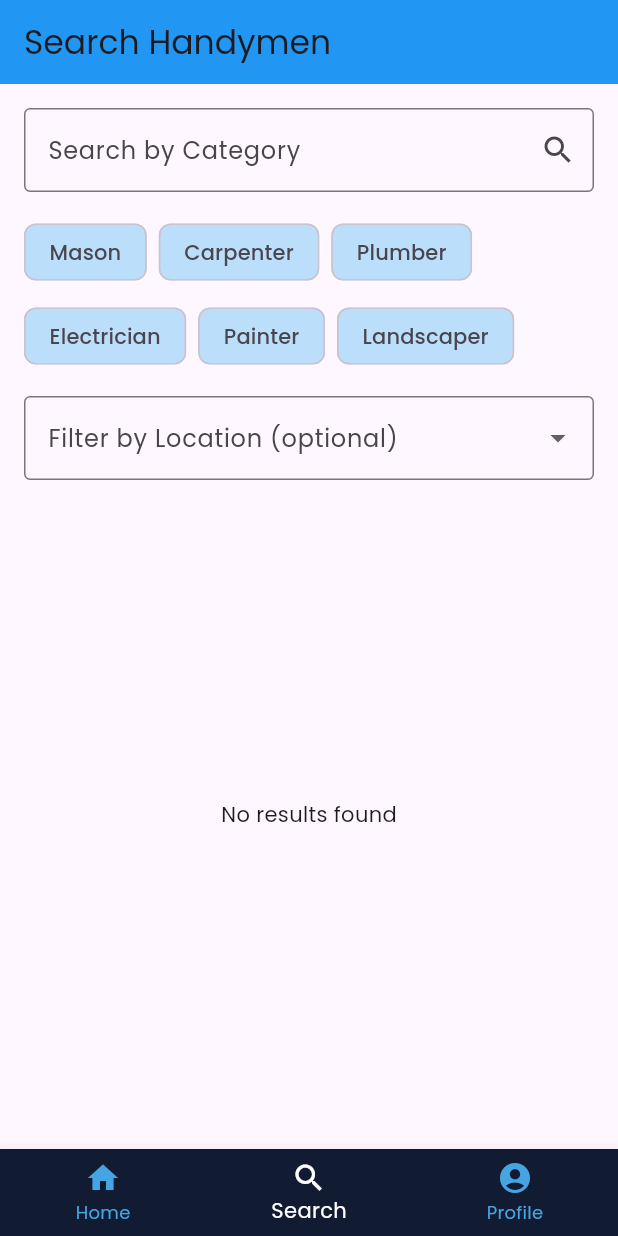
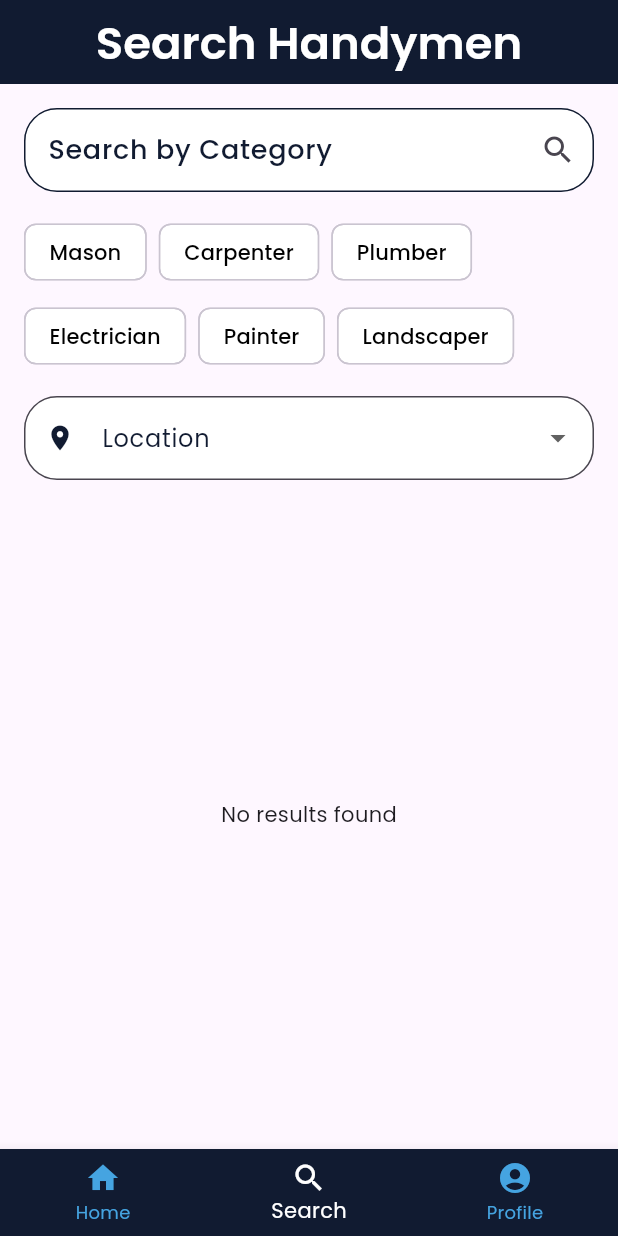
Before and after one commit to nostoc/local-service-provider-app, a Flutter app: the screen it shows once a user with an empty profile is signed in, item 2 of the bottom bar chosen, on a phone screen of 412 x 824 dp. Run offline on Flutter 3.47's test engine with Material 3 defaults, Android fonts, the phone set to English and light mode, and no system bars; our stand-ins replace cloud_firestore, firebase_auth, firebase_core, firebase_storage, go_router, image_picker and 1 more; accounts and stored records are empty; network calls fail.

Commit message:
style search page

```diff
--- a/lib/views/main_views/profile_screen.dart
+++ b/lib/views/main_views/profile_screen.dart
@@ -147,7 +147,7 @@ class _HandymanProfileScreenState extends State<HandymanProfileScreen> {
       appBar: AppBar(
           backgroundColor: mainTextColor,
           title: const Center(
-            child:  Text(
+            child: Text(
               "Your Profile",
               style: TextStyle(
                 color: whiteColor,
@@ -235,13 +235,21 @@ class _HandymanProfileScreenState extends State<HandymanProfileScreen> {
                               });
                             },
                             decoration: InputDecoration(
-                              focusedBorder: const OutlineInputBorder(
-                                  borderSide: BorderSide(color: mainTextColor)),
+                              focusedBorder:  OutlineInputBorder(
+                                borderSide: const BorderSide(color: mainTextColor),
+                                borderRadius: BorderRadius.circular(22),
+                              ),
+                              labelStyle: const TextStyle(
+
+                                color: mainTextColor,
+
+                              ),
                               fillColor: whiteColor,
                               filled: true,
                               labelText: "Job Title",
                               border: OutlineInputBorder(
-                                  borderRadius: BorderRadius.circular(22)),
+                                borderRadius: BorderRadius.circular(22),
+                              ),
                               prefixIcon: const Icon(
                                 Icons.work,
                                 color: mainTextColor,
--- a/lib/views/main_views/search_screen.dart
+++ b/lib/views/main_views/search_screen.dart
@@ -1,5 +1,6 @@
 import 'package:flutter/material.dart';
 import 'package:cloud_firestore/cloud_firestore.dart';
+import 'package:local_service_provider_app/utils/colors.dart';
 import 'package:local_service_provider_app/utils/functions.dart';
 
 class SearchPage extends StatefulWidget {
@@ -55,7 +56,6 @@ class _SearchPageState extends State<SearchPage> {
     } catch (e) {
       if (mounted) {
         UtilFuctions().showSnackBar(context, "Error searching Handy Man ");
-
       }
     } finally {
       setState(() => isLoading = false);
@@ -66,8 +66,17 @@ class _SearchPageState extends State<SearchPage> {
   Widget build(BuildContext context) {
     return Scaffold(
       appBar: AppBar(
-        title: const Text("Search Handymen"),
-        backgroundColor: Colors.blue,
+        title: const Center(
+          child: Text(
+            "Search Handymen",
+            style: TextStyle(
+              color: whiteColor,
+              fontSize: 30,
+              fontWeight: FontWeight.w600,
+            ),
+          ),
+        ),
+        backgroundColor: mainTextColor,
       ),
       body: Padding(
         padding: const EdgeInsets.all(16.0),
@@ -78,7 +87,22 @@ class _SearchPageState extends State<SearchPage> {
             TextField(
               controller: _searchController,
               decoration: InputDecoration(
+                fillColor: whiteColor,
+                filled: true,
                 labelText: 'Search by Category',
+                focusedBorder: OutlineInputBorder(
+                  borderSide: const BorderSide(color: mainTextColor),
+                  borderRadius: BorderRadius.circular(22),
+                ),
+                enabledBorder: OutlineInputBorder(
+                  borderSide: const BorderSide(color: mainTextColor),
+                  borderRadius: BorderRadius.circular(22),
+                ),
+                labelStyle: const TextStyle(
+                  fontSize: 18,
+                  color: mainTextColor,
+                  fontWeight: FontWeight.w500,
+                ),
                 hintText: 'Enter job category (e.g., Plumber)',
                 border: const OutlineInputBorder(),
                 suffixIcon: IconButton(
@@ -105,8 +129,11 @@ class _SearchPageState extends State<SearchPage> {
                         setState(() => _searchController.text = category);
                       },
                       child: Chip(
-                        label: Text(category),
-                        backgroundColor: Colors.blue.shade100,
+                        label: Text(
+                          category,
+                          style: const TextStyle(color: Colors.black),
+                        ),
+                        backgroundColor: whiteColor,
                       ),
                     ),
                   )
@@ -127,9 +154,25 @@ class _SearchPageState extends State<SearchPage> {
               onChanged: (value) {
                 setState(() => selectedLocation = value);
               },
-              decoration: const InputDecoration(
-                labelText: 'Filter by Location (optional)',
-                border: OutlineInputBorder(),
+              decoration: InputDecoration(
+                focusedBorder:  OutlineInputBorder(
+                  borderRadius: BorderRadius.circular(22),
+                  borderSide: const BorderSide(color: mainTextColor),
+                ),
+                labelStyle: const TextStyle(
+                  color: mainTextColor,
+                ),
+                fillColor: whiteColor,
+                filled: true,
+                labelText: "Location",
+                border: OutlineInputBorder(
+                  borderRadius: BorderRadius.circular(22),
+                ),
+                prefixIcon: const Icon(
+                  Icons.location_on,
+                  color: mainTextColor,
+                  size: 20,
+                ),
               ),
             ),
             const SizedBox(height: 16),
```
